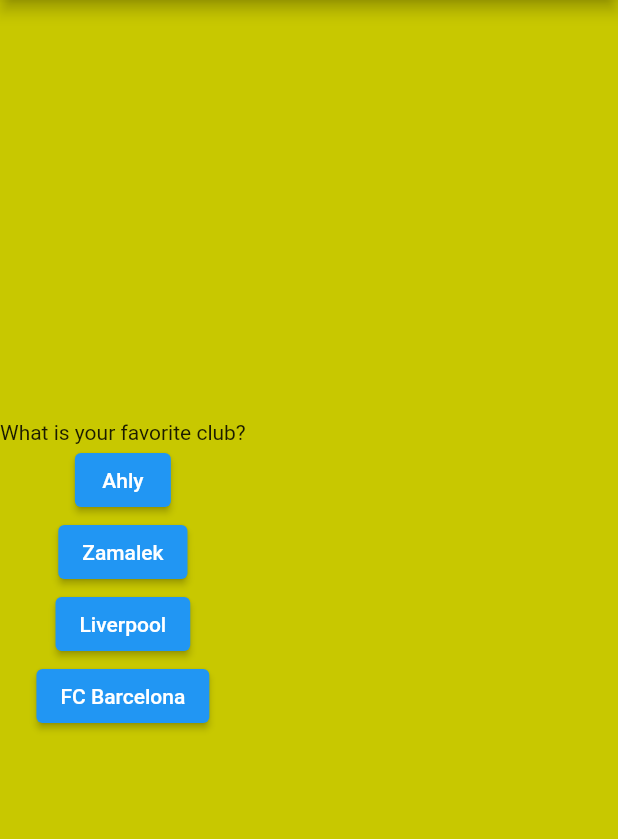
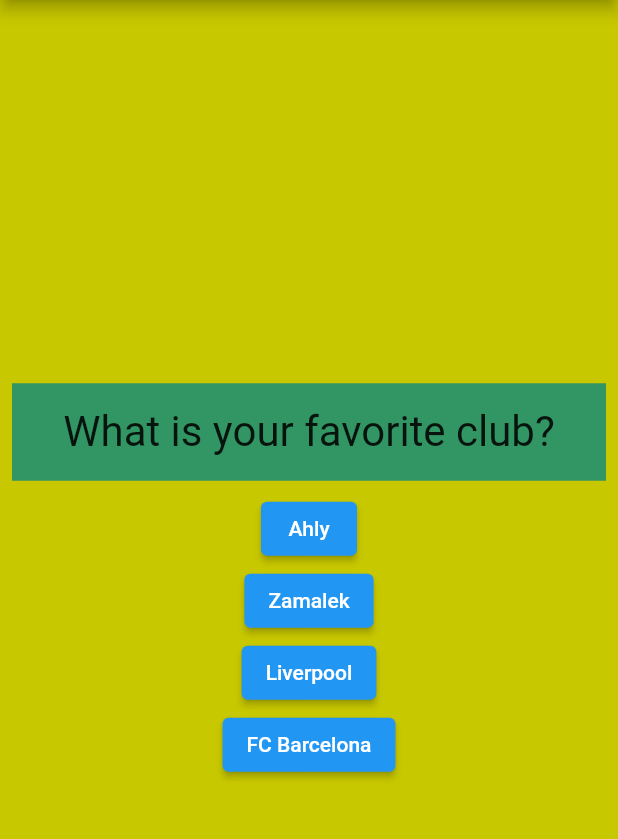
Before and after one commit to 110Sw1t/flutter_complete_guide, a Flutter app: the screen it shows after launch, on a phone screen of 412 x 824 dp, the part 84-923 px from its top. Run offline on Flutter 3.47's test engine with Material 2 defaults, Android fonts, the phone set to English and light mode, and no system bars.

Commit message:
Add styling to question

```diff
--- a/lib/main.dart
+++ b/lib/main.dart
@@ -57,7 +57,19 @@ class QuestionForm extends StatelessWidget {
 
   @override
   Widget build(BuildContext context) {
-    var elements = <Widget>[Text(question.questionStatement)];
+    var elements = <Widget>[
+      Container(
+          alignment: Alignment.center,
+          width: double.infinity,
+          margin: const EdgeInsets.all(8),
+          padding: const EdgeInsets.all(16),
+          color: const Color.fromARGB(255, 50, 150, 100),
+          child: Text(
+            question.questionStatement,
+            textAlign: TextAlign.center,
+            style: const TextStyle(fontSize: 28),
+          ))
+    ];
     elements.addAll(question.answers.map((e) => ElevatedButton(
           onPressed: action,
           child: Text(e),
```
